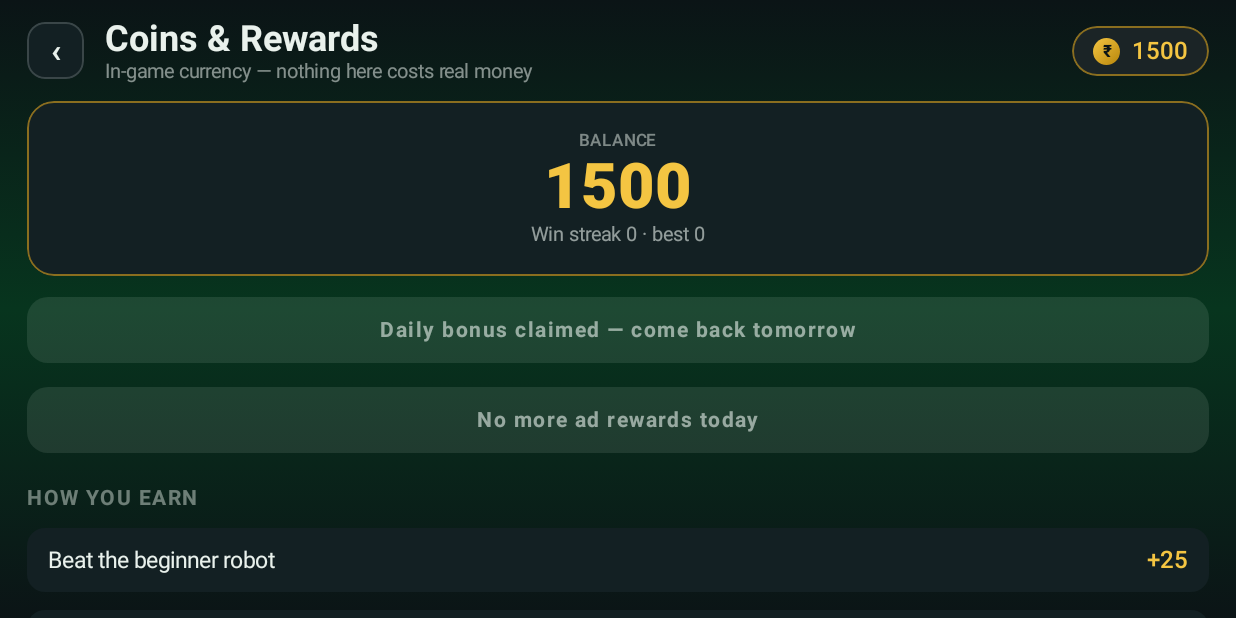
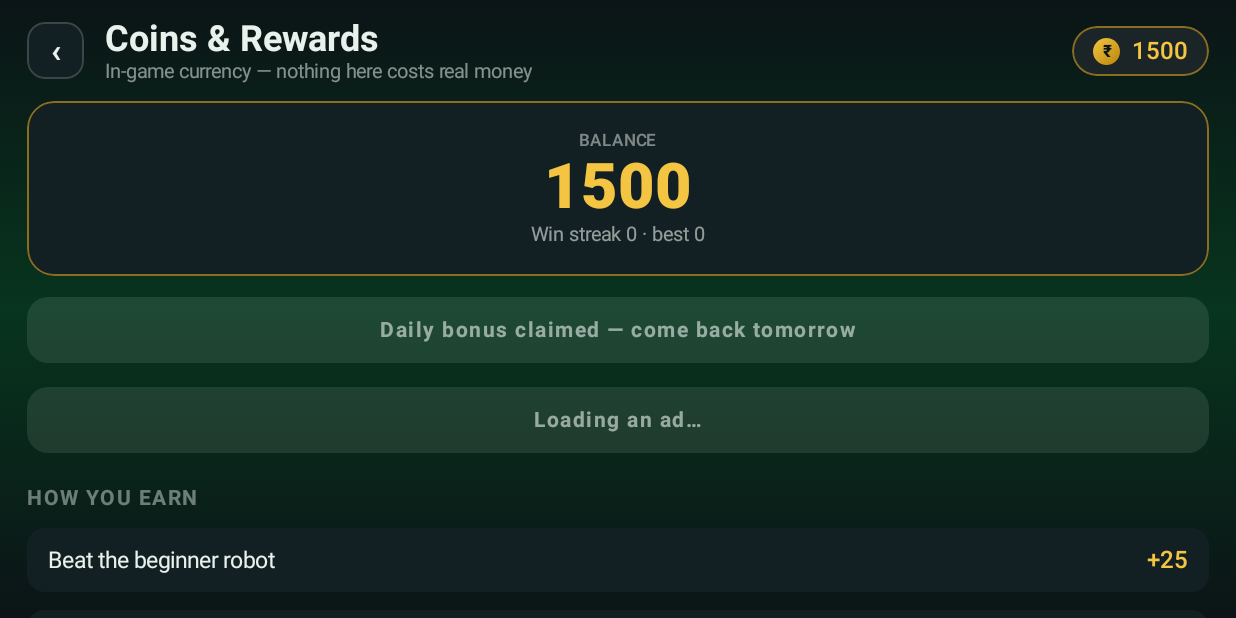
Before and after one commit to aasmasayyad1995-ux/M.R-Pool-, an Android app built with Jetpack Compose: the composable WalletScreen called with empty values, on a phone screen of 824 x 412 dp (held sideways). Run offline under Robolectric (Android 15) with nearby library versions, the phone set to English and light mode, and no system bars; our stand-ins replace AdMob; pictures from the network do not load; 6 statements that could not run were skipped.

Commit message:
Take the daily cap off rewarded ads
Four a day is gone; a player can now watch as many as they like.

What kept the matches worth playing was never the count, and saying so is the
point of this change. It is REWARD_COINS being small. At ten coins an ad the
dearest table in the shop is five hundred ads -- more hours of watching than of
playing, against a beginner robot that pays 25 for one win. Somebody who would
rather spend those hours watching adverts than playing pool has earned the table.
The test that used to assert "a day of ads must not beat two hard wins" is
replaced by one asserting the thing that actually holds now: two ads must not
pay more than the weakest win in the game.

Google sets no per-day limit of its own. What it asks is that a rewarded ad is
only ever shown to somebody who asked for one, which is exactly what the wallet
button is, and it stays that way.

The cap is nullable rather than deleted, so a day of watching can be limited
again by changing one line, and a test exercises the arithmetic that would run
if it were -- a limit nobody has ever run is a limit nobody has tested.

The real ceiling is ad fill, and that turned a quiet corner into a visible one.
`onFinished` was an empty lambda: press the button with nothing to serve and
absolutely nothing happened. With a cap of four that was rare. Without one it is
the common ending, because fill runs out long before a determined player does,
and a button that does nothing at all reads as a broken game. It now says so,
and separately tells a player who backed out halfway why no coins arrived.

The wallet button drops the "N left today" counter while uncapped, rather than
showing a count with no meaning.

Checks: 152 tests pass, one new. Putting the cap back to 4 fails 2 of them;
raising a reward to 20 coins fails the economy one.

Co-Authored-By: Claude Opus 5 <noreply@anthropic.com>
Claude-Session: https://claude.ai/code/session_01X2bZcLJTecpmSZ8DbKKca4

```diff
--- a/app/src/main/java/com/mrpool/eightball/data/ProfileStore.kt
+++ b/app/src/main/java/com/mrpool/eightball/data/ProfileStore.kt
@@ -134,8 +134,8 @@ class ProfileStore(context: Context) {
         return AdPolicy.REWARD_COINS
     }
 
-    /** How many rewarded ads the player may still watch today. */
-    fun adRewardsLeft(nowMillis: Long = System.currentTimeMillis()): Int =
+    /** How many rewarded ads the player may still watch today, or null when uncapped. */
+    fun adRewardsLeft(nowMillis: Long = System.currentTimeMillis()): Int? =
         AdPolicy.rewardsLeft(current.rewardsWatchedOn(BonusDay.local(nowMillis)))
 
     /** The name the opponent sees online. */
--- a/app/src/main/java/com/mrpool/eightball/ui/WalletScreen.kt
+++ b/app/src/main/java/com/mrpool/eightball/ui/WalletScreen.kt
@@ -39,8 +39,8 @@ fun WalletScreen(
     profile: PlayerProfile,
     bonusAvailable: Boolean,
     onClaimBonus: () -> Unit,
-    /** How many rewarded ads the player may still watch today. */
-    adRewardsLeft: Int,
+    /** How many rewarded ads the player may still watch today; null when there is no cap. */
+    adRewardsLeft: Int?,
     /** False while no rewarded ad has finished loading, or while one is on screen. */
     adRewardReady: Boolean,
     onWatchAd: () -> Unit,
@@ -110,26 +110,27 @@ fun WalletScreen(
                 }
 
                 // Opt in, never in the way: a button the player presses, not an advert
-                // that arrives on its own. The cap is shown on it rather than discovered
+                // that arrives on its own. Any cap is shown on it rather than discovered
                 // by pressing it and being told no.
+                val capReached = adRewardsLeft != null && adRewardsLeft <= 0
+                val canWatch = !capReached && adRewardReady
                 Button(
                     onClick = onWatchAd,
-                    enabled = adRewardsLeft > 0 && adRewardReady,
+                    enabled = canWatch,
                     modifier = Modifier.fillMaxWidth(),
                     shape = RoundedCornerShape(14.dp),
                     colors = ButtonDefaults.buttonColors(
-                        containerColor =
-                            if (adRewardsLeft > 0 && adRewardReady) Cyan else Color(0xFF32383B)
+                        containerColor = if (canWatch) Cyan else Color(0xFF32383B)
                     )
                 ) {
                     Text(
                         when {
-                            adRewardsLeft <= 0 -> "No more ad rewards today"
+                            capReached -> "No more ad rewards today"
                             !adRewardReady -> "Loading an ad…"
+                            adRewardsLeft == null -> "Watch an ad +${AdPolicy.REWARD_COINS}"
                             else -> "Watch an ad +${AdPolicy.REWARD_COINS} · $adRewardsLeft left today"
                         },
-                        color = if (adRewardsLeft > 0 && adRewardReady) Ink
-                        else Chalk.copy(alpha = 0.6f),
+                        color = if (canWatch) Ink else Chalk.copy(alpha = 0.6f),
                         fontWeight = FontWeight.Bold,
                         modifier = Modifier.padding(vertical = 6.dp)
                     )
@@ -142,7 +143,9 @@ fun WalletScreen(
                 InfoRow("Daily bonus", "+${PlayerProfile.DAILY_BONUS} once a day")
                 InfoRow(
                     "Watching an ad",
-                    "+${AdPolicy.REWARD_COINS}, up to ${AdPolicy.REWARDS_PER_DAY} a day"
+                    AdPolicy.DAILY_REWARD_CAP
+                        ?.let { "+${AdPolicy.REWARD_COINS}, up to $it a day" }
+                        ?: "+${AdPolicy.REWARD_COINS}, as often as you like"
                 )
 
                 SectionTitle("How you spend")
```
Also changed, not shown: app/src/main/java/com/mrpool/eightball/MainActivity.kt (+14 -3 lines), app/src/main/java/com/mrpool/eightball/ads/AdPolicy.kt (+28 -10 lines), 1 other file.
